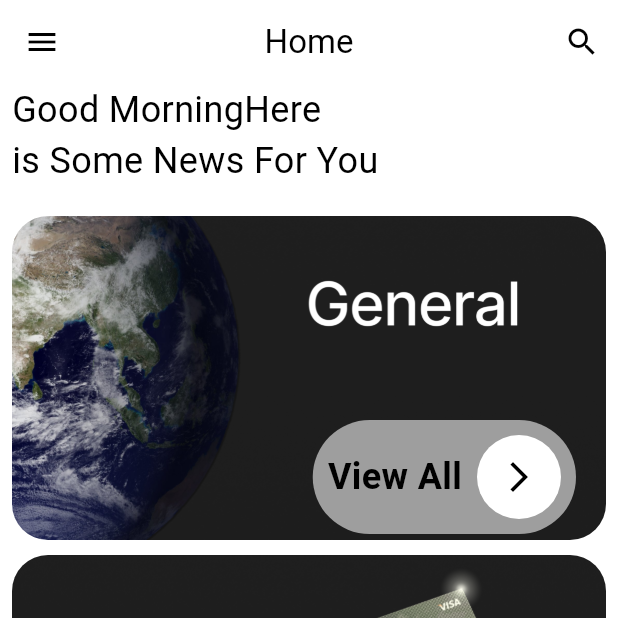
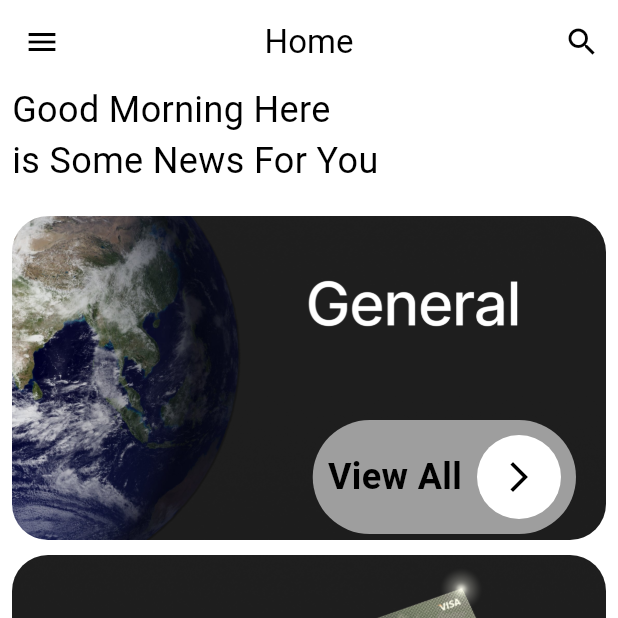
Before and after one commit to belalellathy/news, a Flutter app: the screen it shows after launch, on a phone screen of 412 x 824 dp, the top half of it. Run offline on Flutter 3.47's test engine with Material 3 defaults, Android fonts, the phone set to English and light mode, and no system bars; our stand-ins replace timeago.

Commit message:
ui_features

```diff
--- a/lib/categories_card.dart
+++ b/lib/categories_card.dart
@@ -2,7 +2,6 @@ import 'package:flutter/material.dart';
 import 'package:news/models/categories_model.dart';
 import 'package:news/providers/settings_provider.dart';
 import 'package:provider/provider.dart';
-import 'package:toggle_switch/toggle_switch.dart';
 
 class CategoriesCard extends StatelessWidget {
    CategoriesCard({super.key, required this.categoriesModel,this.left, this.right});
--- a/lib/home_screen.dart
+++ b/lib/home_screen.dart
@@ -4,7 +4,6 @@ import 'package:news/homedrawer.dart';
 import 'package:news/models/categories_model.dart';
 import 'package:news/news/news_view.dart';
 import 'package:news/providers/settings_provider.dart';
-import 'package:news/theme.dart';
 import 'package:provider/provider.dart';
 
 class HomeScreen extends StatefulWidget {
@@ -63,7 +62,7 @@ class _HomeScreenState extends State<HomeScreen> {
 
             crossAxisAlignment: CrossAxisAlignment.start,
             children: [
-              Text("Good MorningHere \nis Some News For You",style: TextStyle(
+              Text("Good Morning Here \nis Some News For You",style: TextStyle(
                 fontSize: 24,
                 color: settingsProvider.isDark? Colors.white : Colors.black,
 
--- a/lib/homedrawer.dart
+++ b/lib/homedrawer.dart
@@ -1,5 +1,4 @@
 import 'package:flutter/material.dart';
-import 'package:news/home_screen.dart';
 import 'package:news/providers/settings_provider.dart';
 import 'package:news/theme.dart';
 import 'package:provider/provider.dart';
```
